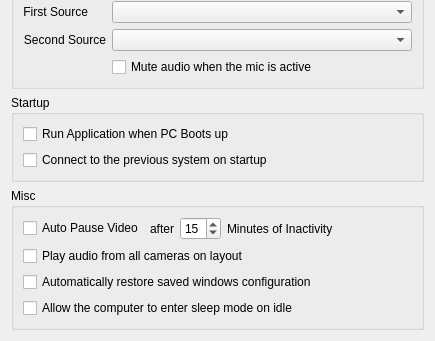
Before: the Qt Designer form vms/client/nx_vms_client_desktop/src/ui/widgets/local_settings/general_preferences_widget.ui in networkoptix/nx_open, drawn with Qt 5; both pictures show x 0 to 435 and y 156 to 497 of the 435 by 497 pixel window.
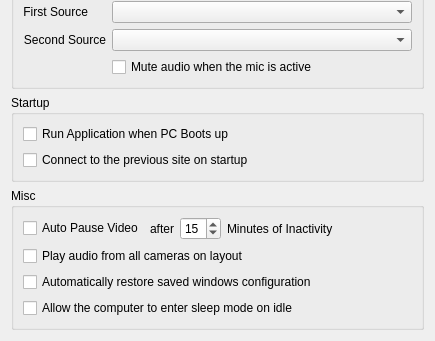
After: the same form once the commit is applied.

Commit message: VMS-42357: Rename system to site

```diff
--- a/vms/client/nx_vms_client_desktop/src/ui/widgets/local_settings/general_preferences_widget.ui
+++ b/vms/client/nx_vms_client_desktop/src/ui/widgets/local_settings/general_preferences_widget.ui
@@ -137,7 +137,7 @@
       <item>
        <widget class="QCheckBox" name="autoLoginCheckBox">
         <property name="text">
-         <string>Connect to the previous system on startup</string>
+         <string>Connect to the previous site on startup</string>
         </property>
        </widget>
       </item>
```
The commit also changes 92 other files.
